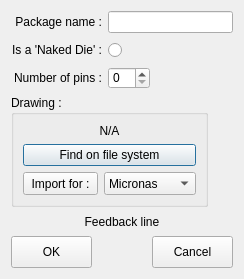
Before: the Qt Designer form src/ATE/org/actions_on/package/NewPackageWizard.ui in goanpeca/ATE.org, drawn with Qt 5.
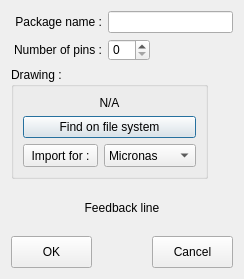
After: the same form once the commit is applied.

Patch:
```diff
--- a/src/ATE/org/actions_on/package/NewPackageWizard.ui
+++ b/src/ATE/org/actions_on/package/NewPackageWizard.ui
@@ -85,64 +85,6 @@
        </item>
       </layout>
      </item>
-     <item>
-      <layout class="QHBoxLayout" name="typeLayout">
-       <item>
-        <widget class="QLabel" name="NewMasksetLabel_2">
-         <property name="minimumSize">
-          <size>
-           <width>91</width>
-           <height>22</height>
-          </size>
-         </property>
-         <property name="maximumSize">
-          <size>
-           <width>91</width>
-           <height>22</height>
-          </size>
-         </property>
-         <property name="text">
-          <string>Is a 'Naked Die' :</string>
-         </property>
-         <property name="alignment">
-          <set>Qt::AlignRight|Qt::AlignTrailing|Qt::AlignVCenter</set>
-         </property>
-        </widget>
-       </item>
-       <item>
-        <widget class="QRadioButton" name="isNakedDie">
-         <property name="minimumSize">
-          <size>
-           <width>22</width>
-           <height>22</height>
-          </size>
-         </property>
-         <property name="maximumSize">
-          <size>
-           <width>22</width>
-           <height>22</height>
-          </size>
-         </property>
-         <property name="text">
-          <string/>
-         </property>
-        </widget>
-       </item>
-       <item>
-        <spacer name="horizontalSpacer_3">
-         <property name="orientation">
-          <enum>Qt::Horizontal</enum>
-         </property>
-         <property name="sizeHint" stdset="0">
-          <size>
-           <width>40</width>
-           <height>20</height>
-          </size>
-         </property>
-        </spacer>
-       </item>
-      </layout>
-     </item>
      <item>
       <layout class="QHBoxLayout" name="leadsLayout">
        <item>
```
Left out of the diff: 8 changed lines with no effect on the pictures.
